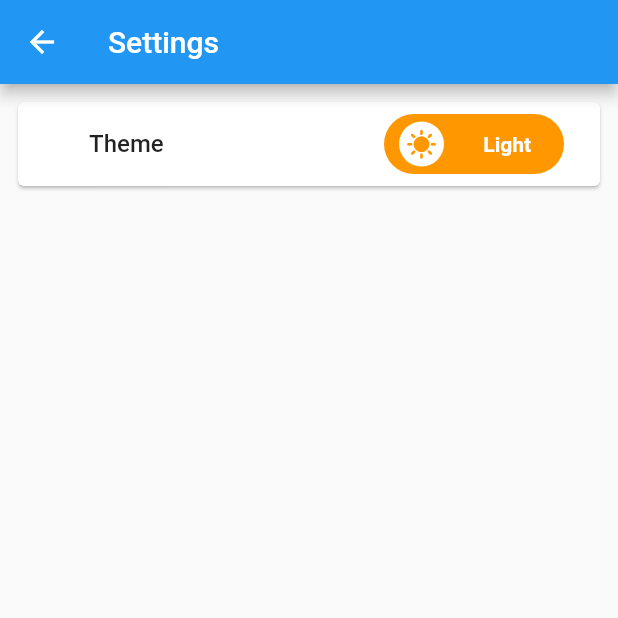
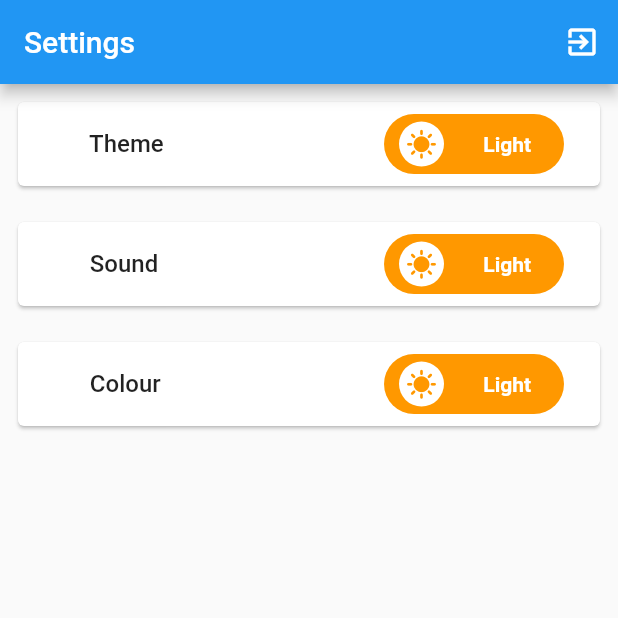
Before and after one commit to asterglow/provider_routes_shared_preferences, a Flutter app: the screen it shows after launch, on a phone screen of 412 x 824 dp, the top half of it. Run offline on Flutter 3.47's test engine with Material 2 defaults, Android fonts, the phone set to English and light mode, and no system bars; drawn by our look-alikes of lite_rolling_switch; our stand-ins replace shared_preferences.

Commit message:
theme shared prefs settings

```diff
--- a/provider_routes/lib/main.dart
+++ b/provider_routes/lib/main.dart
@@ -22,15 +22,18 @@ class MyApp extends StatelessWidget {
           create: (context) => User(),
         ),
         ChangeNotifierProvider(
-          create: (context) => SettingsData(),
+          create: (context) => SettingsModel(),
         )
       ],
-      builder: (context, child) {
-        return MaterialApp(
-          initialRoute: RouteManager.settingsPage,
-          onGenerateRoute: RouteManager.generateRoute,
-        );
-      },
+      child: Consumer<SettingsModel>(
+        builder: (context, value, child) {
+          return MaterialApp(
+            theme: value.darkTheme? darkTheme : lightTheme ,
+            initialRoute: RouteManager.settingsPage,
+            onGenerateRoute: RouteManager.generateRoute,
+          );
+        },
+      ),
     );
   }
 }
--- a/provider_routes/lib/models/settings_model.dart
+++ b/provider_routes/lib/models/settings_model.dart
@@ -1,6 +1,24 @@
 import 'package:flutter/material.dart';
+import 'package:shared_preferences/shared_preferences.dart';
+ ThemeData lightTheme = ThemeData(
+      brightness: Brightness.light,
+      primarySwatch: Colors.blue,
+      colorScheme: ColorScheme(
+          brightness: Brightness.light,
+          primary: Colors.blue,
+          onPrimary: Colors.white,
+          secondary: Colors.blueAccent,
+          onSecondary: Colors.white,
+          error: Colors.red,
+          onError: Colors.white,
+          background: Colors.grey,
+          onBackground: Colors.white,
+          surface: Colors.grey,
+          onSurface: Colors.black));
 
-class SettingsData with ChangeNotifier {
+  ThemeData darkTheme = ThemeData.dark();
+
+class SettingsModel with ChangeNotifier {
   Color _appBarColor = Colors.blue;
 
   Color get appBarColor => _appBarColor;
@@ -9,4 +27,34 @@ class SettingsData with ChangeNotifier {
     _appBarColor = color;
     notifyListeners();
   }
+
+SettingsModel(){
+_loadPrefsSettings();
 }
+
+ bool _darkTheme = false;
+ SharedPreferences? _preferences;
+
+ bool get darkTheme => _darkTheme;
+
+ _initializePrefs() async {
+  _preferences??= await SharedPreferences.getInstance();
+ }
+
+ _loadPrefsSettings() async{
+await _initializePrefs();
+_darkTheme = _preferences?.getBool('darkThemeKey')?? false ;
+notifyListeners();
+ }
+
+ _saveSettingsPrefs() async{
+  await _initializePrefs();
+  _preferences?.setBool('darkThemeKey', _darkTheme);
+ }
+
+ void toggleTheme(){
+_darkTheme = !_darkTheme ;
+_saveSettingsPrefs();
+notifyListeners();
+ }
+}
--- a/provider_routes/lib/pages/main_page.dart
+++ b/provider_routes/lib/pages/main_page.dart
@@ -11,12 +11,12 @@ class MainPage extends StatelessWidget {
 
   @override
   Widget build(BuildContext context) {
-    // print('Building MainPage');
+    print('Building MainPage');
     return Scaffold(
       appBar: AppBar(
-        backgroundColor: context.watch<SettingsData>().appBarColor,
+        backgroundColor: context.watch<SettingsModel>().appBarColor,
         automaticallyImplyLeading: false,
-        title: Text('Main Screen'),
+        title: Text('Main Page'),
         actions: [
           IconButton(
             onPressed: () {
--- a/provider_routes/lib/pages/settings_page.dart
+++ b/provider_routes/lib/pages/settings_page.dart
@@ -4,17 +4,26 @@ import 'package:flutter/material.dart';
 import 'package:lite_rolling_switch/lite_rolling_switch.dart';
 import 'package:provider/provider.dart';
 import 'package:provider_routes/models/settings_model.dart';
+import 'package:provider_routes/routes/routes.dart';
 
-class Settings extends StatelessWidget {
-  const Settings({Key? key}) : super(key: key);
+class SettingsPage extends StatelessWidget {
+  const SettingsPage({Key? key}) : super(key: key);
 
   @override
   Widget build(BuildContext context) {
-    print('Building Settings');
+    print('Building SettingsPage');
     return Scaffold(
       appBar: AppBar(
-        title: Text('Settings'),
-      ),
+          automaticallyImplyLeading: false,
+          title: Text('Settings'),
+          actions: [
+            IconButton(
+              onPressed: () {
+                Navigator.of(context).popAndPushNamed(RouteManager.mainPage);
+              },
+              icon: Icon(Icons.exit_to_app),
+            )
+          ]),
       body: Column(
         children: [
           Padding(
@@ -22,7 +31,71 @@ class Settings extends StatelessWidget {
             child: Card(
               child: ListTile(
                 // leading: Text('Leading'),
-                title: Text('        Theme', style: TextStyle(fontSize: 16, fontWeight: FontWeight.w500),),
+                title: Text(
+                  '        Theme',
+                  style: TextStyle(fontSize: 16, fontWeight: FontWeight.w500),
+                ),
+                trailing: Padding(
+                  padding: const EdgeInsets.all(8.0),
+                  child: Consumer<SettingsModel>(
+                    builder: (context, value, child) {
+                       return LiteRollingSwitch(
+                      value: value.darkTheme,
+                      width: 120,
+                      animationDuration: Duration(milliseconds: 300),
+                      textOff: 'Light  ',
+                      textOn: '    Dark',
+                      textOnColor: Colors.white60,
+                      textOffColor: Colors.white,
+                      colorOff: Colors.orange,
+                      colorOn: Colors.black54,
+                      iconOff: Icons.sunny,
+                      iconOn: Icons.nightlight_round_sharp,
+                      textSize: 14,
+                      onChanged: (bool thm) {
+                        print('Light $thm');
+                        value.toggleTheme();
+                      },
+                      onTap: () {},
+                      onDoubleTap: () {},
+                      onSwipe: () {},
+                    );
+                    },
+                    child: LiteRollingSwitch(
+                      // value: false,
+                      width: 120,
+                      animationDuration: Duration(milliseconds: 300),
+                      textOff: 'Light  ',
+                      textOn: '    Dark',
+                      textOnColor: Colors.white60,
+                      textOffColor: Colors.white,
+                      colorOff: Colors.orange,
+                      colorOn: Colors.black54,
+                      iconOff: Icons.sunny,
+                      iconOn: Icons.nightlight_round_sharp,
+                      textSize: 14,
+                      onChanged: (bool thm) {
+                        print('Light $thm');
+
+                      },
+                      onTap: () {},
+                      onDoubleTap: () {},
+                      onSwipe: () {},
+                    ),
+                  ),
+                ),
+              ),
+            ),
+          ),
+          Padding(
+            padding: const EdgeInsets.all(8.0),
+            child: Card(
+              child: ListTile(
+                // leading: Text('Leading'),
+                title: Text(
+                  '        Sound',
+                  style: TextStyle(fontSize: 16, fontWeight: FontWeight.w500),
+                ),
                 trailing: Padding(
                   padding: const EdgeInsets.all(8.0),
                   child: LiteRollingSwitch(
@@ -38,8 +111,8 @@ class Settings extends StatelessWidget {
                     iconOff: Icons.sunny,
                     iconOn: Icons.nightlight_round_sharp,
                     textSize: 14,
-                    onChanged: (bool pos) {
-                      print('Light $pos');
+                    onChanged: (bool snd) {
+                      print('sound $snd');
                     },
                     onTap: () {},
                     onDoubleTap: () {},
@@ -48,7 +121,48 @@ class Settings extends StatelessWidget {
                 ),
               ),
             ),
-          )
+          ),
+          Padding(
+            padding: const EdgeInsets.all(8.0),
+            child: Card(
+              child: ListTile(
+                // leading: Text('Leading'),
+                title: Text(
+                  '        Colour',
+                  style: TextStyle(fontSize: 16, fontWeight: FontWeight.w500),
+                ),
+                trailing: Padding(
+                  padding: const EdgeInsets.all(8.0),
+                  child: LiteRollingSwitch(
+                    value: false,
+                    width: 120,
+                    animationDuration: Duration(milliseconds: 300),
+                    textOff: 'Light  ',
+                    textOn: '    Dark',
+                    textOnColor: Colors.white60,
+                    textOffColor: Colors.white,
+                    colorOff: Colors.orange,
+                    colorOn: Colors.black54,
+                    iconOff: Icons.sunny,
+                    iconOn: Icons.nightlight_round_sharp,
+                    textSize: 14,
+                    onChanged: (bool clr) {
+                      print('colour $clr');
+                      if (clr = true) {
+                        context.read<SettingsModel>().appBarColor =
+                            Colors.purple;
+                      } else {
+                        context.read<SettingsModel>().appBarColor = Colors.blue;
+                      }
+                    },
+                    onTap: () {},
+                    onDoubleTap: () {},
+                    onSwipe: () {},
+                  ),
+                ),
+              ),
+            ),
+          ),
         ],
       ),
       // body: Center(
--- a/provider_routes/lib/routes/routes.dart
+++ b/provider_routes/lib/routes/routes.dart
@@ -24,7 +24,7 @@ class RouteManager {
 
       case settingsPage:
         return MaterialPageRoute(
-          builder: (context) => Settings(),
+          builder: (context) => SettingsPage(),
         );
 
       default:
--- a/provider_routes/pubspec.yaml
+++ b/provider_routes/pubspec.yaml
@@ -37,6 +37,7 @@ dependencies:
   cupertino_icons: ^1.0.2
   provider: ^6.0.5
   lite_rolling_switch: ^1.0.1
+  shared_preferences: ^2.0.18
 
 dev_dependencies:
   flutter_test:
@@ -61,8 +62,8 @@ flutter:
   uses-material-design: true
 
   # To add assets to your application, add an assets section, like this:
-  # assets:
-  #   - images/a_dot_burr.jpeg
+  assets:
+    - assets/
   #   - images/a_dot_ham.jpeg
 
   # An image asset can refer to one or more resolution-specific "variants", see
```
Also changed, not shown: provider_routes/assets/images/quiz_guru_logo.jpg (added), provider_routes/pubspec.lock, 7 other files.
